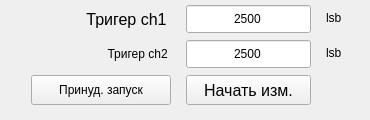
First picture: the form in WidgetRunMeasure.ui, repository AtariVC/mpp_osc_kpa_dialog, before the edit.
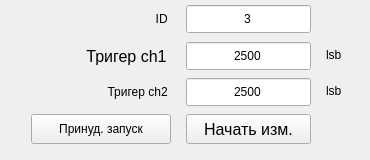
Second picture: the form after the edit.

Diff of the .ui file:
```diff
--- a/WidgetRunMeasure.ui
+++ b/WidgetRunMeasure.ui
@@ -7,7 +7,7 @@
     <x>0</x>
     <y>0</y>
     <width>370</width>
-    <height>120</height>
+    <height>160</height>
    </rect>
   </property>
   <property name="sizePolicy">
@@ -19,7 +19,7 @@
   <property name="minimumSize">
    <size>
     <width>370</width>
-    <height>120</height>
+    <height>160</height>
    </size>
   </property>
   <property name="windowTitle">
@@ -42,7 +42,7 @@
     <number>0</number>
    </property>
    <item row="0" column="0">
-    <layout class="QGridLayout" name="gridLayout_meas" rowstretch="1,1,1" columnstretch="1,1,0,0,1" rowminimumheight="1,1,1" columnminimumwidth="1,1,1,1,1">
+    <layout class="QGridLayout" name="gridLayout_meas" rowstretch="1,1,1,0" columnstretch="1,1,0,0,1" rowminimumheight="1,1,1,0" columnminimumwidth="1,1,1,1,1">
      <property name="sizeConstraint">
       <enum>QLayout::SetDefaultConstraint</enum>
      </property>
@@ -64,38 +64,7 @@
      <property name="verticalSpacing">
       <number>10</number>
      </property>
-     <item row="2" column="2">
-      <widget class="QPushButton" name="pushButton_run_trig_pips">
-       <property name="sizePolicy">
-        <sizepolicy hsizetype="Expanding" vsizetype="Expanding">
-         <horstretch>0</horstretch>
-         <verstretch>0</verstretch>
-        </sizepolicy>
-       </property>
-       <property name="minimumSize">
-        <size>
-         <width>120</width>
-         <height>30</height>
-        </size>
-       </property>
-       <property name="font">
-        <font>
-         <family>MS Shell Dlg 2</family>
-         <pointsize>12</pointsize>
-         <weight>50</weight>
-         <italic>false</italic>
-         <bold>false</bold>
-        </font>
-       </property>
-       <property name="styleSheet">
-        <string notr="true">font: 12pt &quot;MS Shell Dlg 2&quot;;</string>
-       </property>
-       <property name="text">
-        <string>Начать изм.</string>
-       </property>
-      </widget>
-     </item>
-     <item row="0" column="3">
+     <item row="1" column="3">
       <widget class="QLabel" name="label_59">
        <property name="minimumSize">
         <size>
@@ -111,7 +80,38 @@
        </property>
       </widget>
      </item>
-     <item row="2" column="0">
+     <item row="3" column="2">
+      <widget class="QPushButton" name="pushButton_run">
+       <property name="sizePolicy">
+        <sizepolicy hsizetype="Expanding" vsizetype="Expanding">
+         <horstretch>0</horstretch>
+         <verstretch>0</verstretch>
+        </sizepolicy>
+       </property>
+       <property name="minimumSize">
+        <size>
+         <width>120</width>
+         <height>30</height>
+        </size>
+       </property>
+       <property name="font">
+        <font>
+         <family>MS Shell Dlg 2</family>
+         <pointsize>12</pointsize>
+         <weight>50</weight>
+         <italic>false</italic>
+         <bold>false</bold>
+        </font>
+       </property>
+       <property name="styleSheet">
+        <string notr="true">font: 12pt &quot;MS Shell Dlg 2&quot;;</string>
+       </property>
+       <property name="text">
+        <string>Начать изм.</string>
+       </property>
+      </widget>
+     </item>
+     <item row="3" column="0">
       <spacer name="horizontalSpacer_40">
        <property name="orientation">
         <enum>Qt::Horizontal</enum>
@@ -124,47 +124,7 @@
        </property>
       </spacer>
      </item>
-     <item row="0" column="1">
-      <widget class="QLabel" name="label_58">
-       <property name="sizePolicy">
-        <sizepolicy hsizetype="Expanding" vsizetype="Expanding">
-         <horstretch>0</horstretch>
-         <verstretch>0</verstretch>
-        </sizepolicy>
-       </property>
-       <property name="minimumSize">
-        <size>
-         <width>140</width>
-         <height>28</height>
-        </size>
-       </property>
-       <property name="maximumSize">
-        <size>
-         <width>16777215</width>
-         <height>25</height>
-        </size>
-       </property>
-       <property name="font">
-        <font>
-         <family>MS Shell Dlg 2</family>
-         <pointsize>12</pointsize>
-         <weight>50</weight>
-         <italic>false</italic>
-         <bold>false</bold>
-        </font>
-       </property>
-       <property name="styleSheet">
-        <string notr="true">font: 12pt &quot;MS Shell Dlg 2&quot;;</string>
-       </property>
-       <property name="text">
-        <string>Тригер ch1 </string>
-       </property>
-       <property name="alignment">
-        <set>Qt::AlignRight|Qt::AlignTrailing|Qt::AlignVCenter</set>
-       </property>
-      </widget>
-     </item>
-     <item row="2" column="4">
+     <item row="3" column="4">
       <spacer name="horizontalSpacer_41">
        <property name="orientation">
         <enum>Qt::Horizontal</enum>
@@ -177,7 +137,26 @@
        </property>
       </spacer>
      </item>
-     <item row="0" column="2">
+     <item row="2" column="2">
+      <widget class="QLineEdit" name="lineEdit_triger_ch_2">
+       <property name="minimumSize">
+        <size>
+         <width>115</width>
+         <height>28</height>
+        </size>
+       </property>
+       <property name="styleSheet">
+        <string notr="true">font: 12pt &quot;MS Shell Dlg 2&quot;;</string>
+       </property>
+       <property name="text">
+        <string>2500</string>
+       </property>
+       <property name="alignment">
+        <set>Qt::AlignCenter</set>
+       </property>
+      </widget>
+     </item>
+     <item row="1" column="2">
       <widget class="QLineEdit" name="lineEdit_triger_ch1">
        <property name="minimumSize">
         <size>
@@ -199,27 +178,14 @@
        </property>
       </widget>
      </item>
-     <item row="1" column="2">
-      <widget class="QLineEdit" name="lineEdit_triger_ch1_2">
-       <property name="minimumSize">
-        <size>
-         <width>115</width>
-         <height>28</height>
-        </size>
-       </property>
-       <property name="styleSheet">
-        <string notr="true">font: 12pt &quot;MS Shell Dlg 2&quot;;</string>
-       </property>
-       <property name="text">
-        <string>2500</string>
-       </property>
-       <property name="alignment">
-        <set>Qt::AlignCenter</set>
-       </property>
-      </widget>
-     </item>
      <item row="1" column="1">
-      <widget class="QLabel" name="label">
+      <widget class="QLabel" name="label_58">
+       <property name="sizePolicy">
+        <sizepolicy hsizetype="Expanding" vsizetype="Expanding">
+         <horstretch>0</horstretch>
+         <verstretch>0</verstretch>
+        </sizepolicy>
+       </property>
        <property name="minimumSize">
         <size>
          <width>140</width>
@@ -232,28 +198,27 @@
          <height>25</height>
         </size>
        </property>
+       <property name="font">
+        <font>
+         <family>MS Shell Dlg 2</family>
+         <pointsize>12</pointsize>
+         <weight>50</weight>
+         <italic>false</italic>
+         <bold>false</bold>
+        </font>
+       </property>
        <property name="styleSheet">
         <string notr="true">font: 12pt &quot;MS Shell Dlg 2&quot;;</string>
        </property>
        <property name="text">
-        <string>Тригер ch2 </string>
+        <string>Тригер ch1 </string>
        </property>
        <property name="alignment">
         <set>Qt::AlignRight|Qt::AlignTrailing|Qt::AlignVCenter</set>
        </property>
       </widget>
      </item>
-     <item row="1" column="3">
-      <widget class="QLabel" name="label_2">
-       <property name="styleSheet">
-        <string notr="true">font: 12pt &quot;MS Shell Dlg 2&quot;;</string>
-       </property>
-       <property name="text">
-        <string>lsb</string>
-       </property>
-      </widget>
-     </item>
-     <item row="2" column="1">
+     <item row="3" column="1">
       <widget class="QPushButton" name="pushButton_forced_meas">
        <property name="sizePolicy">
         <sizepolicy hsizetype="Expanding" vsizetype="Expanding">
@@ -275,6 +240,73 @@
        </property>
       </widget>
      </item>
+     <item row="2" column="3">
+      <widget class="QLabel" name="label_2">
+       <property name="styleSheet">
+        <string notr="true">font: 12pt &quot;MS Shell Dlg 2&quot;;</string>
+       </property>
+       <property name="text">
+        <string>lsb</string>
+       </property>
+      </widget>
+     </item>
+     <item row="2" column="1">
+      <widget class="QLabel" name="label">
+       <property name="minimumSize">
+        <size>
+         <width>140</width>
+         <height>28</height>
+        </size>
+       </property>
+       <property name="maximumSize">
+        <size>
+         <width>16777215</width>
+         <height>25</height>
+        </size>
+       </property>
+       <property name="styleSheet">
+        <string notr="true">font: 12pt &quot;MS Shell Dlg 2&quot;;</string>
+       </property>
+       <property name="text">
+        <string>Тригер ch2 </string>
+       </property>
+       <property name="alignment">
+        <set>Qt::AlignRight|Qt::AlignTrailing|Qt::AlignVCenter</set>
+       </property>
+      </widget>
+     </item>
+     <item row="0" column="2">
+      <widget class="QLineEdit" name="lineEdit">
+       <property name="minimumSize">
+        <size>
+         <width>0</width>
+         <height>28</height>
+        </size>
+       </property>
+       <property name="styleSheet">
+        <string notr="true">font: 12pt &quot;MS Shell Dlg 2&quot;;</string>
+       </property>
+       <property name="text">
+        <string>3</string>
+       </property>
+       <property name="alignment">
+        <set>Qt::AlignCenter</set>
+       </property>
+      </widget>
+     </item>
+     <item row="0" column="1">
+      <widget class="QLabel" name="label_3">
+       <property name="styleSheet">
+        <string notr="true">font: 12pt &quot;MS Shell Dlg 2&quot;;</string>
+       </property>
+       <property name="text">
+        <string>ID </string>
+       </property>
+       <property name="alignment">
+        <set>Qt::AlignRight|Qt::AlignTrailing|Qt::AlignVCenter</set>
+       </property>
+      </widget>
+     </item>
     </layout>
    </item>
   </layout>
```
